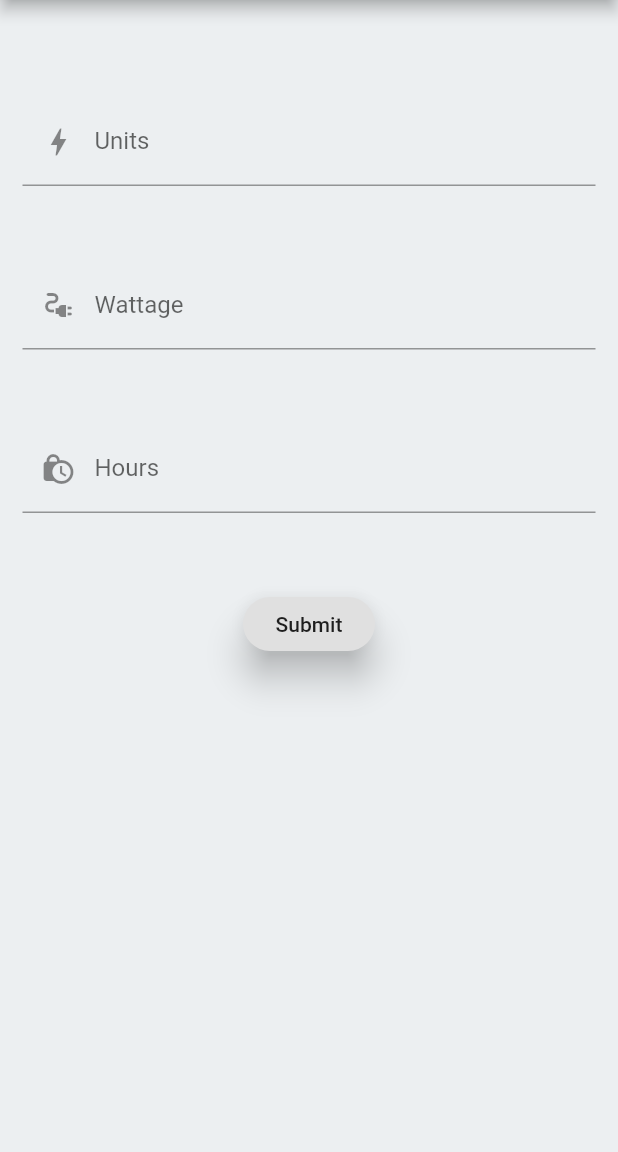
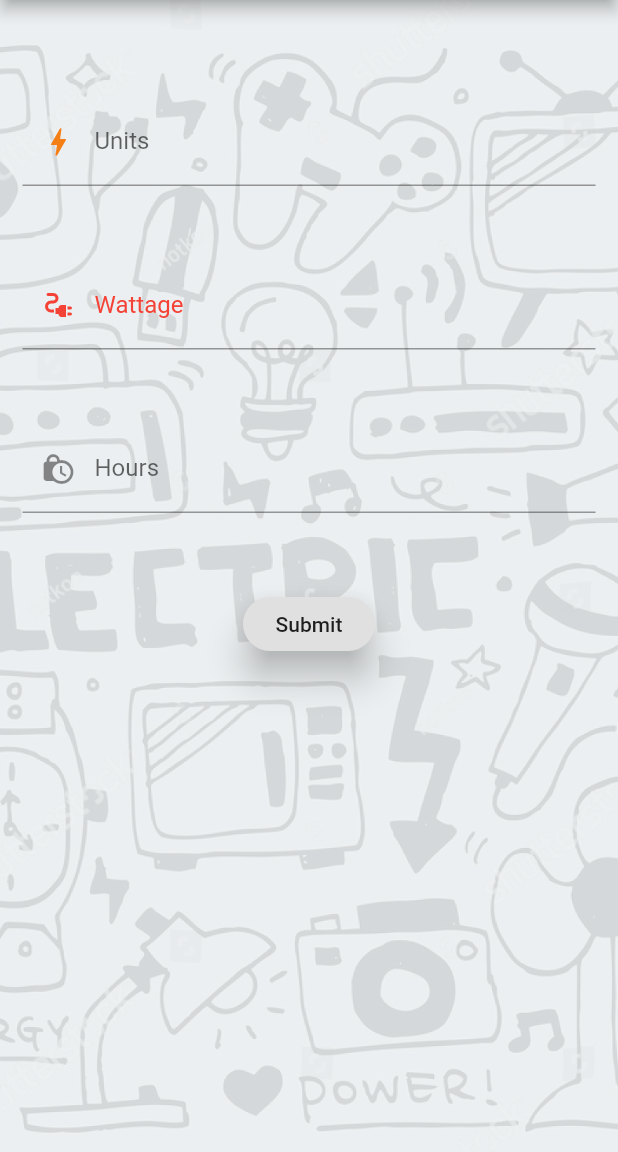
Before and after one commit to ArpitLkrwle/Smart_Electricty_Monitoring_App, a Flutter app: the calc_page screen opened directly, on a phone screen of 412 x 824 dp, the part 84-1236 px from its top. Run offline on Flutter 3.47's test engine with Material 2 defaults, Android fonts, the phone set to English and light mode, and no system bars; our stand-ins replace bottom_navy_bar, cloud_firestore, firebase_auth, firebase_core, fl_chart, flutter_signin_button and 4 more; accounts and stored records are empty.

Commit message:
added bg to calc_page

```diff
--- a/lib/navy_pages/calc_page.dart
+++ b/lib/navy_pages/calc_page.dart
@@ -26,7 +26,17 @@ class _calc_pageState extends State<calc_page> {
           foregroundColor: Colors.white,
           backgroundColor: Colors.yellow[600]),
       backgroundColor: Colors.blueGrey[50],
-      body: Padding(
+      body: Container(
+        height: double.infinity,
+        decoration: BoxDecoration(
+          image: DecorationImage(
+            colorFilter: ColorFilter.mode(
+                Colors.black.withOpacity(0.12), BlendMode.dstATop),
+            image: AssetImage("assets/doodle.jpg"),
+            fit: BoxFit.cover,
+          ),
+        ),
+        child: Padding(
           padding: const EdgeInsets.all(15.0),
           child: SingleChildScrollView(
             child: Column(
@@ -41,25 +51,39 @@ class _calc_pageState extends State<calc_page> {
                     WhitelistingTextInputFormatter.digitsOnly,
                   ],
                   controller: unitsController,
-                decoration: const InputDecoration(
+                  decoration: InputDecoration(
                     labelText: 'Units',
-                  prefixIcon: Icon(Icons.bolt_sharp),
+                    prefixIcon: Icon(
+                      Icons.bolt_outlined,
+                      color: Colors.yellow[900],
                     ),
-
+                  ),
                 )),
                 const SizedBox(
                   height: 50,
                 ),
                 Container(
                     child: TextFormField(
+                  //style: TextStyle(color: Colors.purple),
                   keyboardType: TextInputType.number,
                   inputFormatters: <TextInputFormatter>[
                     WhitelistingTextInputFormatter.digitsOnly,
                   ],
                   controller: wattageController,
-                decoration: const InputDecoration(
+                  decoration: InputDecoration(
+                    focusedBorder: OutlineInputBorder(
+                      borderSide:
+                          const BorderSide(color: Colors.white, width: 2.0),
+                      borderRadius: BorderRadius.circular(25.0),
+                    ),
                     labelText: 'Wattage',
-                  prefixIcon: Icon(Icons.electrical_services),
+                    labelStyle: TextStyle(
+                      color: Colors.red,
+                    ),
+                    prefixIcon: Icon(
+                      Icons.electrical_services,
+                      color: Colors.red,
+                    ),
                   ),
                   // onSubmitted: (input) {
                   //   setState(() {
@@ -97,18 +121,23 @@ class _calc_pageState extends State<calc_page> {
                         borderRadius: BorderRadius.circular(18.0)),
                     elevation: 10,
                     child: Text("Submit"),
-                  onPressed: () { // assign the values to the respective variables
-                    Values.hours = double.parse(hoursController.text); // .text method is to used to extract the string value
-                    Values.units = double.parse(unitsController.text); // that string value is later converted to double
+                    onPressed: () {
+                      // assign the values to the respective variables
+                      Values.hours = double.parse(hoursController
+                          .text); // .text method is to used to extract the string value
+                      Values.units = double.parse(unitsController
+                          .text); // that string value is later converted to double
                       Values.wattage = double.parse(wattageController.text);
                       //print(Values.hours);
-                    Navigator.of(context).push(MaterialPageRoute( // to push the context of statistics page
+                      Navigator.of(context).push(MaterialPageRoute(
+                          // to push the context of statistics page
                           builder: (context) => grid_of_stats()));
                     })
               ],
             ),
           ),
         ),
+      ),
     );
   }
 }
--- a/lib/navy_pages/logs.dart
+++ b/lib/navy_pages/logs.dart
@@ -53,6 +53,7 @@ class _LogsState extends State<Logs> {
                 backgroundColor: Colors.yellow[600]),
             body: SingleChildScrollView(
               child: Container(
+                height: MediaQuery.of(context).size.height,
                 decoration: BoxDecoration(
                     gradient: LinearGradient(
                   begin: Alignment.centerLeft,
--- a/lib/widget/bar_chart.dart
+++ b/lib/widget/bar_chart.dart
@@ -7,6 +7,7 @@ import 'package:flutter/material.dart';
 import '../values.dart';
 import 'color_extensions.dart';
 import 'package:first_app/navy_pages/home.dart';
+import 'package:collection/collection.dart';
 
 class BarChartSample1 extends StatefulWidget {
   const BarChartSample1({Key key}) : super(key: key);
@@ -22,7 +23,8 @@ class BarChartSample1State extends State<BarChartSample1> {
   int touchedIndex = -1;
 
   bool isPlaying = false;
-
+  var summ;
+  var maxx;
   List<double> _spendingsList = List.generate(7, (index) => 0);
 
   void _generateWeeklyReport() {
@@ -34,6 +36,8 @@ class BarChartSample1State extends State<BarChartSample1> {
       _spendingsList[(Values.SelectedDocs[i]['Day'])] =
           double.parse((Values.SelectedDocs[i]['Units']));
     }
+    //summ = _spendingsList.sum;
+    maxx = _spendingsList.reduce(max) + 5;
   }
 
   @override
@@ -114,7 +118,7 @@ class BarChartSample1State extends State<BarChartSample1> {
               : const BorderSide(color: Colors.white, width: 0),
           backDrawRodData: BackgroundBarChartRodData(
             show: true,
-            y: 100,
+            y: maxx,
             colors: [barBackgroundColor],
           ),
         ),
--- a/pubspec.yaml
+++ b/pubspec.yaml
@@ -93,6 +93,7 @@ flutter:
       - assets/img2.jpg
       - assets/img3.jpg
       - assets/img4.jpg
+      - assets/doodle.jpg
 
 
   # An image asset can refer to one or more resolution-specific "variants", see
```
Also changed, not shown: assets/doodle.jpg (added). Lines whose indentation alone changed are shown as unchanged.
